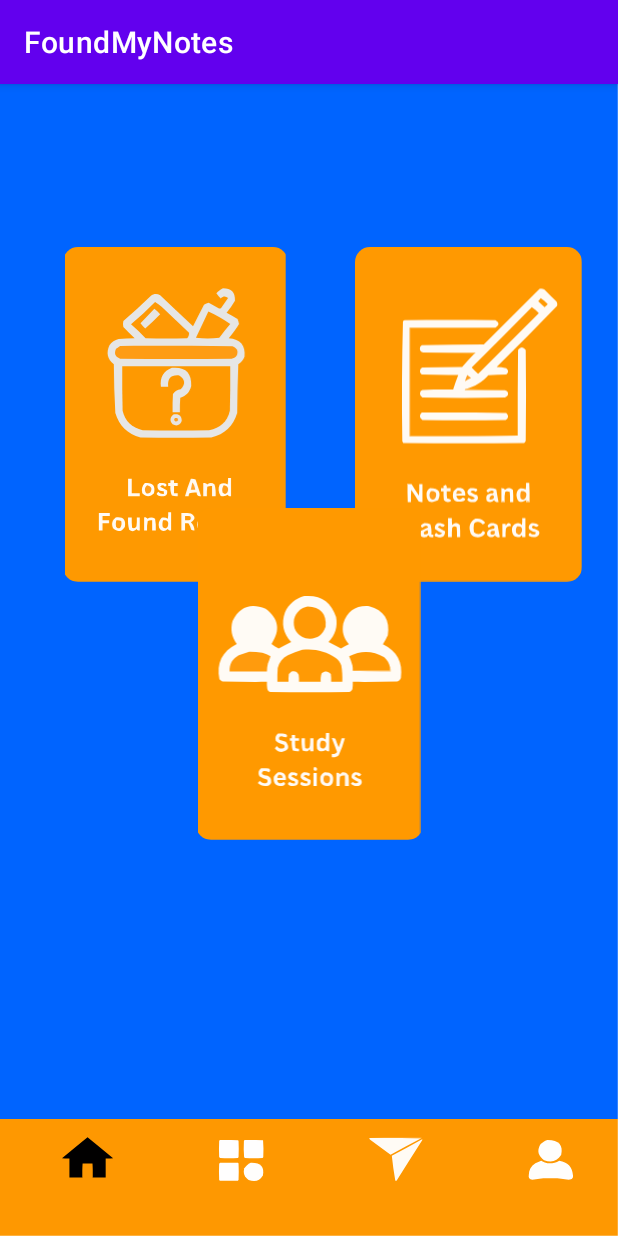
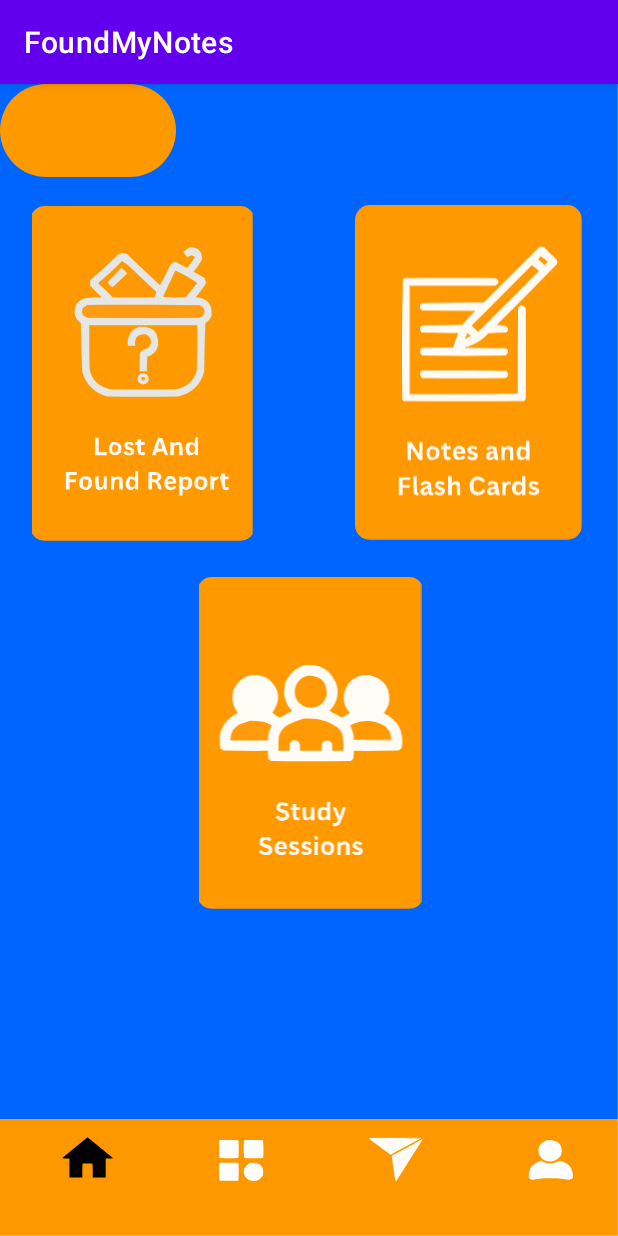
Before and after one commit to JohnChristianIdul/FoundMyNotes, an Android app: the Home screen opened directly, with no data from a screen before it, on a phone screen of 412 x 824 dp. Run offline under Robolectric (Android 15) with nearby library versions, the phone set to English and light mode, and no system bars.

Commit message:
added the button to redirect to notes - IDUL

```diff
--- a/app/src/main/java/com/example/foundmynotes/Home.java
+++ b/app/src/main/java/com/example/foundmynotes/Home.java
@@ -11,7 +11,7 @@ import android.widget.ImageView;
 
 public class Home extends AppCompatActivity implements View.OnClickListener {
     Button btnReport;
-    ImageView imageView;
+    ImageView imageView, imgNotes, imgOver;
 
     @Override
     protected void onCreate(Bundle savedInstanceState) {
@@ -37,6 +37,12 @@ public class Home extends AppCompatActivity implements View.OnClickListener {
                 Intent a = new Intent(this, lostfoundreports.class);
                 startActivity(a);
                 break;
+            case R.id.imgNotes:
+            case R.id.imageOver:
+                Intent Notes = new Intent(this, notesPage.class);
+                startActivity(Notes);
+                break;
+
         }
     }
 }
--- a/app/src/main/res/layout/activity_home.xml
+++ b/app/src/main/res/layout/activity_home.xml
@@ -4,8 +4,8 @@
     xmlns:tools="http://schemas.android.com/tools"
     android:layout_width="match_parent"
     android:layout_height="match_parent"
-    tools:context=".Home"
-    android:background="@drawable/home">
+    android:background="@drawable/home"
+    tools:context=".Home">
 
     <Button
         android:id="@+id/btnHome"
@@ -53,15 +53,15 @@
         android:clipToOutline="true"
         app:layout_constraintBottom_toBottomOf="parent"
         app:layout_constraintEnd_toEndOf="parent"
-        app:layout_constraintHorizontal_bias="0.16"
+        app:layout_constraintHorizontal_bias="0.076"
         app:layout_constraintStart_toStartOf="parent"
         app:layout_constraintTop_toTopOf="parent"
-        app:layout_constraintVertical_bias="0.2"
+        app:layout_constraintVertical_bias="0.149"
         app:srcCompat="@drawable/lost_and_found_button"
         tools:clickable="true" />
 
     <ImageView
-        android:id="@+id/imageView2"
+        android:id="@+id/imgNotes"
         android:layout_width="151dp"
         android:layout_height="223dp"
         android:layout_marginStart="44dp"
@@ -73,7 +73,7 @@
         app:layout_constraintHorizontal_bias="1.0"
         app:layout_constraintStart_toEndOf="@+id/imageView"
         app:layout_constraintTop_toTopOf="parent"
-        app:layout_constraintVertical_bias="0.2"
+        app:layout_constraintVertical_bias="0.148"
         app:srcCompat="@drawable/notes_and_flashcards_button"
         tools:clickable="true" />
 
@@ -81,15 +81,26 @@
         android:id="@+id/imageView3"
         android:layout_width="151dp"
         android:layout_height="221dp"
-        android:layout_marginBottom="264dp"
+        android:layout_marginStart="105dp"
+        android:layout_marginTop="320dp"
+        android:layout_marginEnd="104dp"
+        android:layout_marginBottom="209dp"
         android:background="@drawable/roundedrectangle"
         android:clipToOutline="true"
         app:layout_constraintBottom_toBottomOf="parent"
         app:layout_constraintEnd_toEndOf="parent"
         app:layout_constraintStart_toStartOf="parent"
-        app:layout_constraintTop_toBottomOf="@+id/imageView"
-        app:layout_constraintVertical_bias="1.0"
+        app:layout_constraintTop_toTopOf="parent"
         app:srcCompat="@drawable/study_sessions_button"
         tools:clickable="true" />
 
+    <ImageView
+        android:id="@+id/imageOver"
+        android:layout_width="117dp"
+        android:layout_height="62dp"
+        app:srcCompat="@drawable/button_container"
+        tools:layout_editor_absoluteX="202dp"
+        tools:layout_editor_absoluteY="231dp"
+        android:clickable="true"/>
+
 </androidx.constraintlayout.widget.ConstraintLayout>
```
Also changed, not shown: 6 other files.
